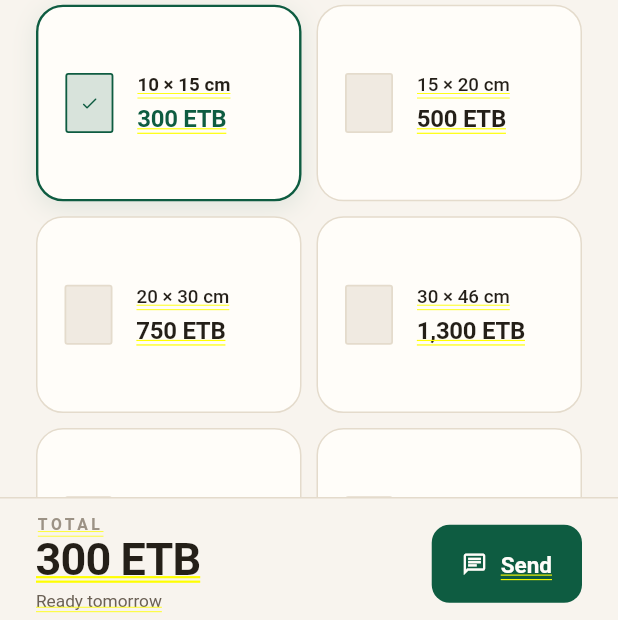
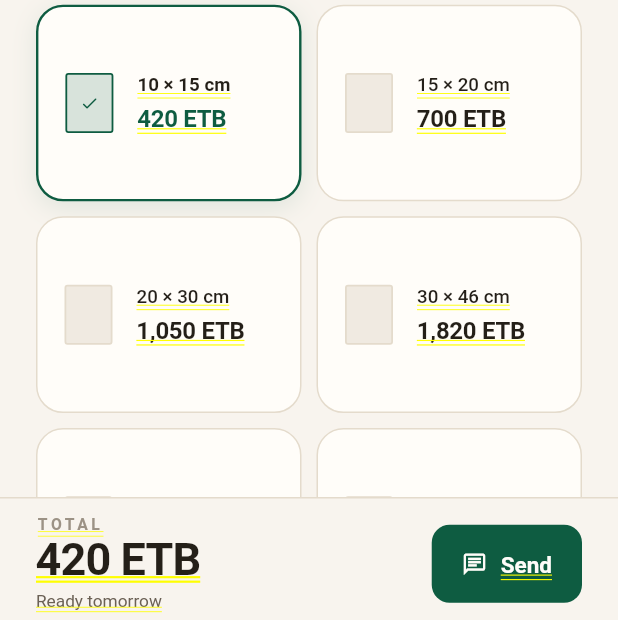
Before and after one commit to messaynew-cyber/norcha-android, a Flutter app: the QuotePage screen opened directly with empty values, after a tap on "Canvas prints", on a phone screen of 412 x 824 dp. Shown: the part 613-1233 px from the top of the screen. Run offline on Flutter 3.47's test engine with Material 3 defaults, Android fonts, the phone set to English and light mode, and no system bars; our stand-ins replace flutter_local_notifications, flutter_timezone, image_picker, shared_preferences, timezone; accounts and stored records are empty; network calls fail; Roboto replaces fonts that are missing (EB Garamond, Noto Serif Ethiopic, Outfit).

Commit message:
fix(pricing): apply the 40% margin — ten canvas sizes were shipping at cost
The previous commit treated Price_List_1.xlsx as a sell list. It is not: it
holds the ORIGINAL supplier prices, and Norcha outsources all printing on a
40% margin, so a sell price is cost x 1.40. Ten canvas sizes went out at cost.

  size      was (cost)   now (sell)
  10x15         300          420
  15x20         500          700
  20x30         750         1050
  30x46        1300         1820
  30x60        1600         2240
  30x90        1900         2660
  40x60        1900         2660
  50x80        2500         3500
  60x90        2700         3780
  60x120       4600         6440

Price List 2 (80x120 canvas, every frame, the calendar, book and mug) is
ALREADY marked up and is used exactly as given — confirmed by the Architect.
Multiplying those too would have double-marked them.

Also retracts a false alarm from the previous commit. The "price ladder
inversion" I reported was an artefact of comparing a cost price against a
sell price. With the markup applied the ladder descends smoothly, 2.800 ->
0.700 ETB/cm². There was never anything wrong with it.

80x120 canvas = 3,500 is now the ONLY unresolved figure and it is worse than
I thought. Against sell prices:

  50x80  = 4,000 cm²   3,500
  60x120 = 7,200 cm²   6,440
  80x120 = 9,600 cm²   3,500   <- same price as 50x80, 2,940 cheaper
                                   than the smaller 60x120

The largest canvas on the list sells for the price of a mid-size one. The
coincidence that explains it: 3,500 / 1.40 = 2,500, exactly the sheet's 50x80
original — so this is most likely the 50x80 row mislabelled. Kept as
instructed, flagged inline, asserted in the test. Needs the shop.

Frame 80x120 = 28,000 is confirmed real by the Architect and the typo warning
is removed.

The test now pins the markup itself: every sheet-derived size must equal
(original x 1.4).round(), and none may still equal its original. That is the
specific bug this branch shipped with, so it now has a guard.

```diff
--- a/lib/core/pricing.dart
+++ b/lib/core/pricing.dart
@@ -4,6 +4,15 @@
 // Price List 2, both supplied by the Architect on 2026-10-07. The website's
 // js/norcha-data.js is NO LONGER the price reference — every number it carried
 // was a placeholder and none of them were the shop's real prices.
+//
+// 🔴 TWO PRICE KINDS — DO NOT CONFUSE THEM
+// Norcha outsources all printing and takes a 40% margin on every print.
+//   • Price_List_1.xlsx holds the ORIGINAL (supplier) prices. They are the COST.
+//     A sell price is cost / 0.6, i.e. cost × 1.40, then rounded.
+//   • Price List 2 holds prices ALREADY marked up. They are sell prices as-is.
+// Ten canvas sizes below come from the first kind and carry the ×1.40. The
+// 80x120 canvas and every frame / calendar / book / mug come from the second
+// kind and are used exactly as given.
 //
 // "BOARD" on the sheet means CANVAS. Confirmed by the Architect 2026-10-07.
 //
@@ -104,22 +113,36 @@ class NorchaData {
     // with a dash and NO price, so it is deliberately absent here rather than
     // guessed. Lead time 1 day, as the original site carried.
     'canvas': Product('canvas', Bi('Canvas prints', 'የካንቫስ ህትመት'), 1, 'wall', [
-      PrintSize('canvas-10x15', '10 × 15 cm', 300),
-      PrintSize('canvas-15x20', '15 × 20 cm', 500),
-      PrintSize('canvas-20x30', '20 × 30 cm', 750),
-      PrintSize('canvas-30x46', '30 × 46 cm', 1300),
-      PrintSize('canvas-30x60', '30 × 60 cm', 1600),
-      PrintSize('canvas-30x90', '30 × 90 cm', 1900),
-      PrintSize('canvas-40x60', '40 × 60 cm', 1900),
-      PrintSize('canvas-50x80', '50 × 80 cm', 2500),
-      PrintSize('canvas-60x90', '60 × 90 cm', 2700),
-      PrintSize('canvas-60x120', '60 × 120 cm', 4600),
-      // ⚠️ [ARCHITECT] 3,500 as instructed, but this BREAKS THE LADDER:
-      // 60 × 120 (7,200 cm²) is 4,600 while 80 × 120 (9,600 cm²) is 3,500 —
-      // the bigger canvas is 1,100 CHEAPER, and cost/cm² drops 0.639 -> 0.365.
-      // Every other size steps down smoothly. Suspect a dropped digit (8,500?)
-      // or that 60 × 120 is the wrong one. Left exactly as instructed — do not
-      // "fix" without the shop saying so.
+      PrintSize('canvas-10x15', '10 × 15 cm', 420),
+      PrintSize('canvas-15x20', '15 × 20 cm', 700),
+      PrintSize('canvas-20x30', '20 × 30 cm', 1050),
+      PrintSize('canvas-30x46', '30 × 46 cm', 1820),
+      PrintSize('canvas-30x60', '30 × 60 cm', 2240),
+      PrintSize('canvas-30x90', '30 × 90 cm', 2660),
+      PrintSize('canvas-40x60', '40 × 60 cm', 2660),
+      PrintSize('canvas-50x80', '50 × 80 cm', 3500),
+      PrintSize('canvas-60x90', '60 × 90 cm', 3780),
+      PrintSize('canvas-60x120', '60 × 120 cm', 6440),
+      // 🔴 [ARCHITECT] 3,500 IS UNRESOLVED AND ALMOST CERTAINLY WRONG — raises
+      // the shop 1,100 per unit and undercuts the whole canvas range.
+      //
+      //   50 × 80  = 4,000 cm²   3,500
+      //   60 × 120 = 7,200 cm²   6,440
+      //   80 × 120 = 9,600 cm²   3,500   <- same price as 50x80, and 2,940
+      //                                     CHEAPER than the smaller 60x120.
+      //
+      // A customer comparing sizes sees the largest canvas at the price of a
+      // mid one. This is not a discount, it is a hole.
+      //
+      // The coincidence that explains it: 3,500 ÷ 1.40 = 2,500, which is
+      // EXACTLY the sheet's 50 × 80 original. So this figure is very likely the
+      // 50 × 80 row mislabelled. Scaling the 60 × 120 original (4,600 at
+      // 7,200 cm²) to 9,600 cm² gives ~6,133 → ~8,590 sell; priced by shape
+      // rather than raw area, a fair figure is realistically 6,000-7,500.
+      //
+      // Kept at 3,500 as instructed and asserted in the test, so it cannot
+      // drift silently. ⚠️ CONFIRM WITH THE SHOP BEFORE THIS SHIPS TO A
+      // CUSTOMER.
       PrintSize('canvas-80x120', '80 × 120 cm', 3500),
     ]),
 
@@ -130,9 +153,10 @@ class NorchaData {
       PrintSize('frame-a4', 'A4 framed', 2200),
       PrintSize('frame-a3', 'A3 framed', 2800),
       PrintSize('frame-40x60', '40 × 60 cm framed', 5600),
-      // ⚠️ [ARCHITECT] 28,000 is almost certainly a typo. 40 × 60 is 5,600;
-      // 28,000 is 5× that for 2.3× the area. Extrapolating the A3 -> 40×60
-      // step (+2,800) gives roughly 8,400. Left as instructed, flagged here.
+      // ✅ [ARCHITECT] confirmed REAL on 2026-10-07, not a typo. It is a steep
+      // step — 40 × 60 is 5,600 and this is 5× that for 2.3× the area, which
+      // implies a much heavier moulding and glass at this size — but the shop
+      // has confirmed the figure, so it stands.
       PrintSize('frame-80x120', '80 × 120 cm framed', 28000),
     ]),
 
```
Also changed, not shown: 1 other file.
